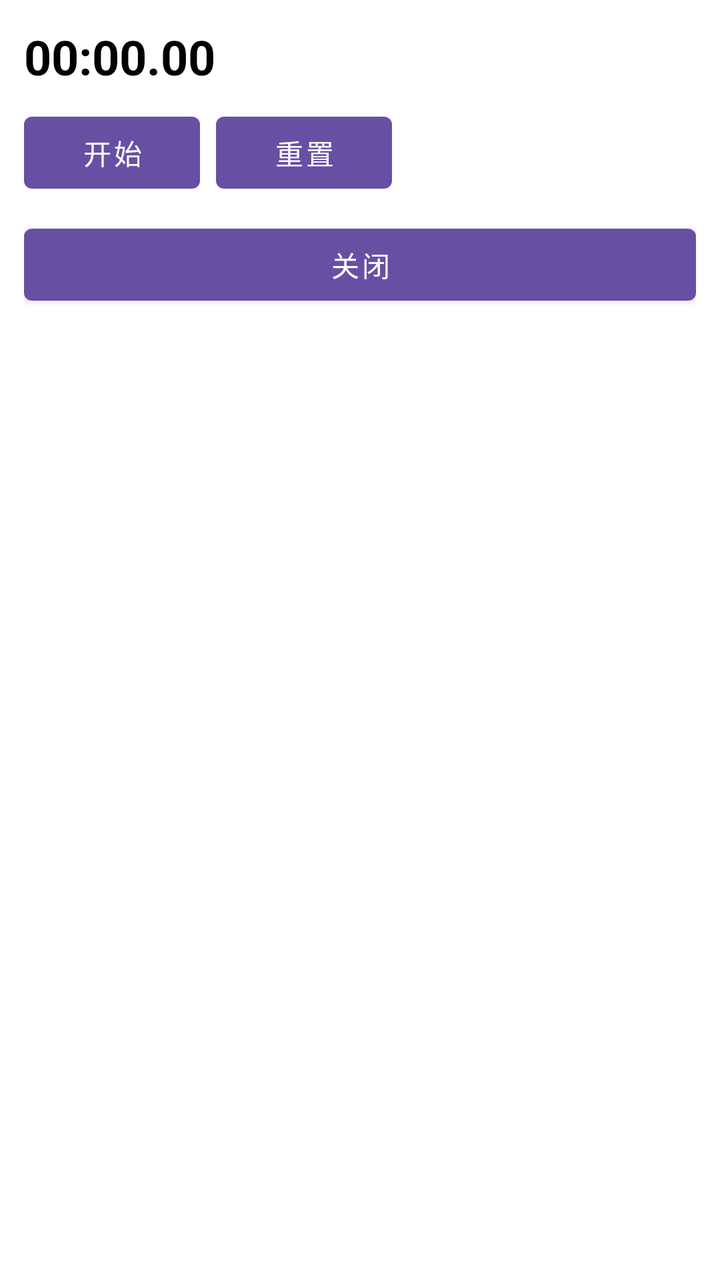
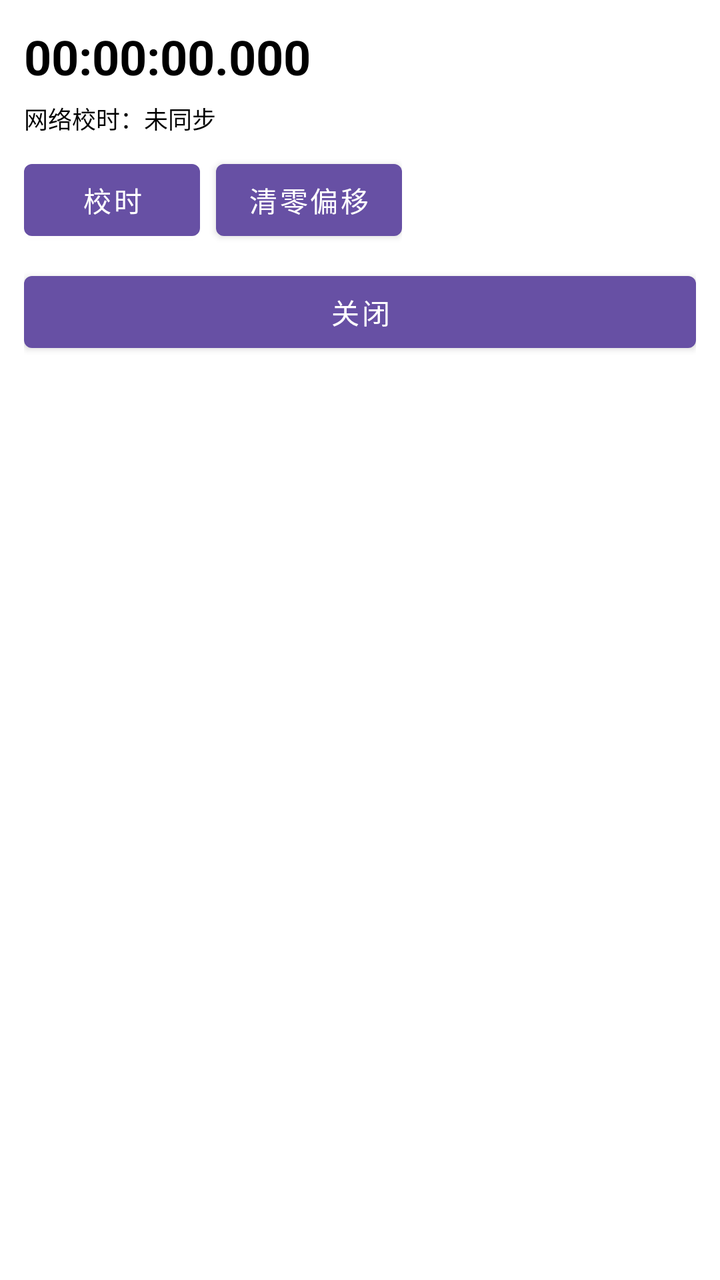

Compare the two renders of this Android layout. The source of the first and the diff that turns it into the second are given below.
<!-- AndroidManifest.xml: application theme Theme.FloatingStopwatch -->
<!-- res/layout/overlay_stopwatch.xml -->
<?xml version="1.0" encoding="utf-8"?>
<LinearLayout xmlns:android="http://schemas.android.com/apk/res/android"
    android:layout_width="wrap_content"
    android:layout_height="wrap_content"
    android:background="@android:color/white"
    android:elevation="8dp"
    android:orientation="vertical"
    android:padding="12dp">

    <TextView
        android:id="@+id/tvTime"
        android:layout_width="wrap_content"
        android:layout_height="wrap_content"
        android:text="00:00.00"
        android:textColor="@android:color/black"
        android:textSize="24sp"
        android:textStyle="bold" />

    <LinearLayout
        android:layout_width="wrap_content"
        android:layout_height="wrap_content"
        android:layout_marginTop="8dp"
        android:orientation="horizontal">

        <Button
            android:id="@+id/btnStartPause"
            android:layout_width="wrap_content"
            android:layout_height="wrap_content"
            android:text="开始" />

        <Button
            android:id="@+id/btnReset"
            android:layout_width="wrap_content"
            android:layout_height="wrap_content"
            android:layout_marginStart="8dp"
            android:text="重置" />
    </LinearLayout>

    <Button
        android:id="@+id/btnClose"
        android:layout_width="match_parent"
        android:layout_height="wrap_content"
        android:layout_marginTop="8dp"
        android:text="关闭" />

</LinearLayout>
<!-- resources referenced by this layout -->
<resources>
  <style name="Theme.FloatingStopwatch" parent="Theme.MaterialComponents.DayNight.NoActionBar">
          <item name="colorPrimary">#6750A4</item>
          <item name="colorPrimaryVariant">#6750A4</item>
          <item name="colorOnPrimary">#FFFFFF</item>
          <item name="android:statusBarColor" tools:targetApi="l">@android:color/transparent</item>
      </style>
</resources>

<!-- the commit's change to res/layout/overlay_stopwatch.xml (unified diff, before → after) -->
@@ -11,10 +11,19 @@
         android:id="@+id/tvTime"
         android:layout_width="wrap_content"
         android:layout_height="wrap_content"
-        android:text="00:00.00"
+        android:text="00:00:00.000"
         android:textColor="@android:color/black"
         android:textSize="24sp"
         android:textStyle="bold" />
+
+    <TextView
+        android:id="@+id/tvSyncStatus"
+        android:layout_width="wrap_content"
+        android:layout_height="wrap_content"
+        android:layout_marginTop="6dp"
+        android:text="网络校时：未同步"
+        android:textColor="@android:color/black"
+        android:textSize="12sp" />
 
     <LinearLayout
         android:layout_width="wrap_content"
@@ -26,14 +35,14 @@
             android:id="@+id/btnStartPause"
             android:layout_width="wrap_content"
             android:layout_height="wrap_content"
-            android:text="开始" />
+            android:text="校时" />
 
         <Button
             android:id="@+id/btnReset"
             android:layout_width="wrap_content"
             android:layout_height="wrap_content"
             android:layout_marginStart="8dp"
-            android:text="重置" />
+            android:text="清零偏移" />
     </LinearLayout>
 
     <Button
